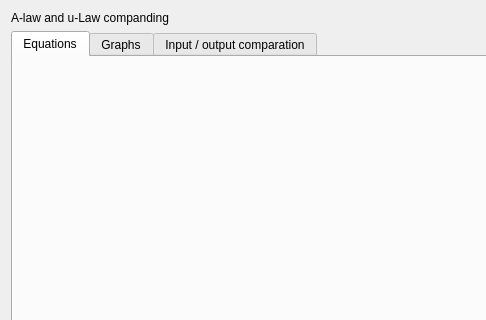
This is PCM-2/didacticswidget.ui in Gibol/INZ as Qt 5 draws it before an edit; both pictures show x 0 to 486 and y 0 to 320 of the 640 by 480 pixel window. The edited form follows.
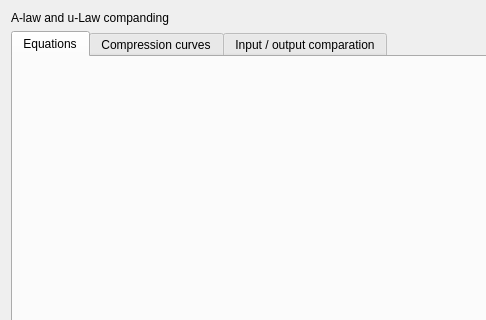
This is the edited form. The open tabs and pages were chosen to show the change. Icons and pictures are not drawn.

What changed in the file:
```diff
--- a/PCM-2/didacticswidget.ui
+++ b/PCM-2/didacticswidget.ui
@@ -33,7 +33,7 @@
      </widget>
      <widget class="QWidget" name="Graphs">
       <attribute name="title">
-       <string>Graphs</string>
+       <string>Compression curves</string>
       </attribute>
      </widget>
      <widget class="QWidget" name="IOComp">
```
Left out of the diff: 40 changed lines with no effect on the pictures.
